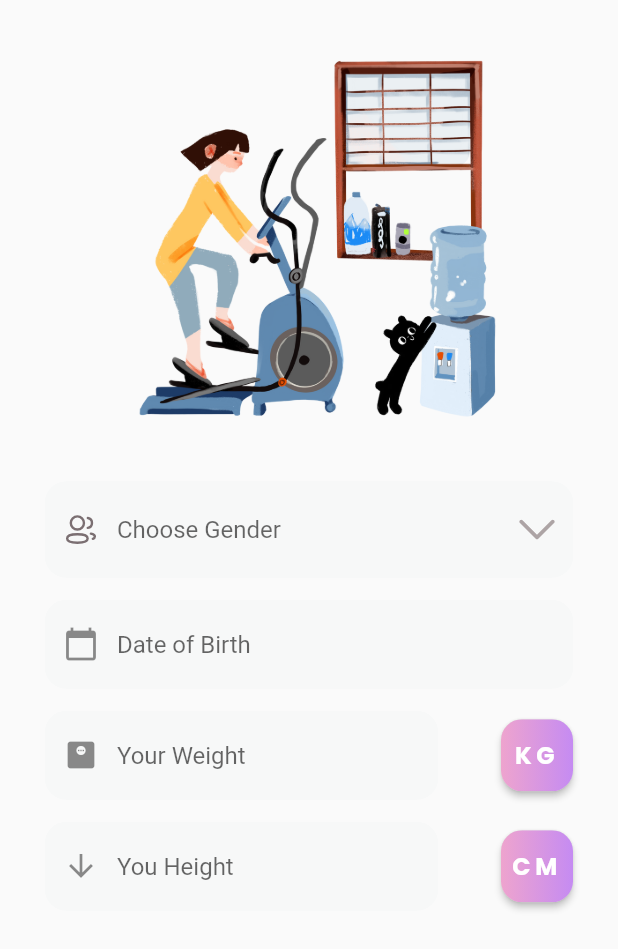
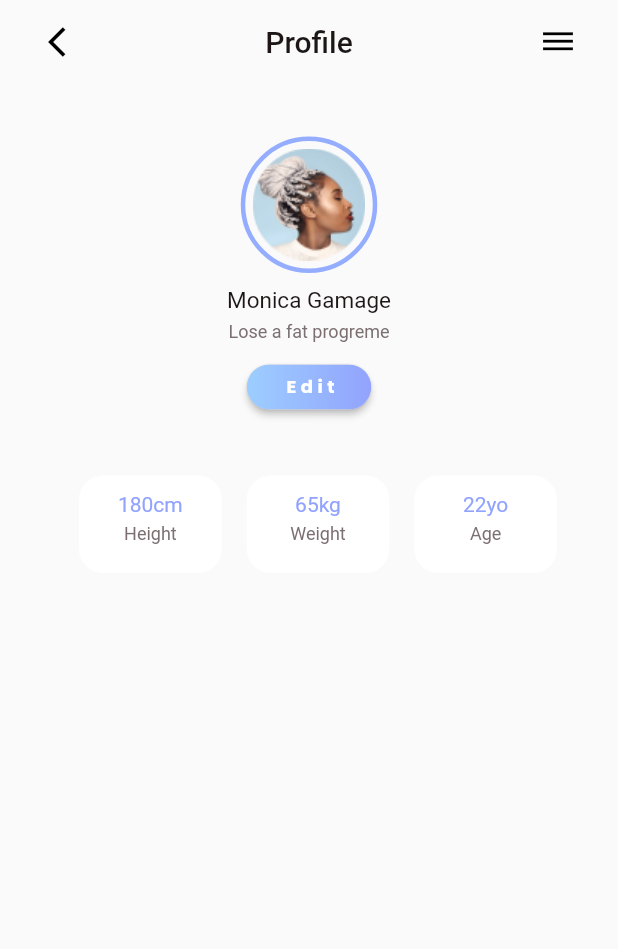
Before and after one commit to Alex-Zolotarev/mobile-fitness-care, a Flutter app: the screen it shows after launch, on a phone screen of 412 x 824 dp. Shown: the top 949 px of the screen. Run offline on Flutter 3.47's test engine with Material 2 defaults, Android fonts, the phone set to English and light mode, and no system bars; our stand-ins replace flutter_svg.

```diff
--- /dev/null
+++ b/lib/features/my_profile/view/my_profile_view.dart
@@ -0,0 +1,116 @@
+import 'package:flutter/material.dart';
+import 'package:task_1/ui_utils/widgets/gradient_button.dart';
+import 'package:task_1/ui_utils/widgets/image_widget.dart';
+import 'package:task_1/ui_utils/widgets/text_widget.dart';
+
+class MyProfileView extends StatelessWidget {
+  const MyProfileView({Key? key}) : super(key: key);
+
+  @override
+  Widget build(BuildContext context) {
+    return Scaffold(
+      appBar: AppBar(
+        backgroundColor: Colors.transparent,
+        elevation: 0,
+        foregroundColor: Colors.black,
+        leading: const Padding(
+          padding: EdgeInsets.only(left: 32),
+          child: Icon(Icons.arrow_back_ios),
+        ),
+        title: const TextWidget(text: "Profile", color: Color(0xff1D1617), width: 66, fontSize: 20, top: 0),
+        centerTitle: true,
+        actions: const [Padding(
+          padding: EdgeInsets.only(right: 28),
+          child: Icon(Icons.dehaze),
+        )
+        ],
+      ),
+        body: Column(
+          children:  [
+            Center(
+              child: Padding(
+                padding: const EdgeInsets.only(top: 35),
+                child: Container(
+                  decoration: BoxDecoration(
+                    borderRadius: BorderRadius.circular(99),
+                    border: Border.all(
+                      color: Color(0xff95ADFE),
+                      width: 3,
+                    ),
+                  ),
+                  child: const Padding(
+                    padding: EdgeInsets.all(5),
+                    child: ImageWidget(imageName: "assets/images/face.png", top: 0, width: 75, height: 75),
+                  ),
+                ),
+              ),
+            ),
+            const TextWidget(text: "Monica Gamage", color: Color(0xff1D1617), width: 131, fontSize: 15, top: 9),
+            const TextWidget(text: "Lose a fat progreme", color: Color(0xff7B6F72), width: 121, fontSize: 12, top: 5),
+            const Padding(
+              padding: EdgeInsets.only(top: 15),
+              child: GradientButton(width: 83, height: 30, text: "Edit", fontSize: 12, radius: 99, color_left: Color(0xff9DCEFF), color_right: Color(0xff92A3FD), left: 25),
+            ),
+            Padding(
+              padding: const EdgeInsets.only(left: 36, top: 44, right: 24),
+              child: Row(
+                mainAxisAlignment: MainAxisAlignment.spaceEvenly,
+                children: [
+                  Container(
+                    height: 65,
+                    width: 95,
+                    decoration: BoxDecoration(
+                        borderRadius: BorderRadius.circular(16),
+                        boxShadow: const [BoxShadow(color: Colors.white)]
+                    ),
+                    child: Container(
+                      height: 65,
+                      width: 95,
+                      decoration: BoxDecoration(
+                          borderRadius: BorderRadius.circular(16),
+                          boxShadow: const [BoxShadow(color: Colors.white)]
+                      ),
+                      child: Column(
+                        children: const [
+                          TextWidget(text: "180cm", color: Color(0xff92A3FD), width: 46, fontSize: 14, top: 11),
+                          TextWidget(text: "Height", color: Color(0xff7B6F72), width: 39, fontSize: 12, top: 5),
+                        ],
+                      ),
+                    ),
+                  ),
+                  Container(
+                    height: 65,
+                    width: 95,
+                    decoration: BoxDecoration(
+                        borderRadius: BorderRadius.circular(16),
+                        boxShadow: const [BoxShadow(color: Colors.white)]
+                    ),
+                    child: Column(
+                      children: const [
+                        TextWidget(text: "65kg", color: Color(0xff92A3FD), width: 36, fontSize: 14, top: 11),
+                        TextWidget(text: "Weight", color: Color(0xff7B6F72), width: 43, fontSize: 12, top: 5),
+                      ],
+                    ),
+                  ),
+                  Container(
+                    height: 65,
+                    width: 95,
+                    decoration: BoxDecoration(
+                        borderRadius: BorderRadius.circular(16),
+                        boxShadow: const [BoxShadow(color: Colors.white)]
+                    ),
+                    child: Column(
+                      children: const [
+                        TextWidget(text: "22yo", color: Color(0xff92A3FD), width: 34, fontSize: 14, top: 11),
+                        TextWidget(text: "Age", color: Color(0xff7B6F72), width: 24, fontSize: 12, top: 5),
+                      ],
+                    ),
+                  ),
+                ],
+              ),
+            ),
+          ],
+        ),
+    );
+  }
+}
--- a/lib/main.dart
+++ b/lib/main.dart
@@ -1,6 +1,7 @@
 import 'package:flutter/material.dart';
 
 import 'features/create_profile/view/create_profile_view.dart';
+import 'features/my_profile/view/my_profile_view.dart';
 
 
 void main() {
@@ -15,7 +16,7 @@ class ScreenWidget extends StatelessWidget {
     return const MaterialApp(
       home: Scaffold(
         //appBar: AppBar(),
-        body: CreateProfileView(),
+        body: MyProfileView(),
       ),
     );
   }
--- a/lib/ui_utils/widgets/drop_down.dart
+++ b/lib/ui_utils/widgets/drop_down.dart
@@ -3,7 +3,9 @@ import 'package:flutter_svg/svg.dart';
 
 
 class DropdownItems extends StatefulWidget {
-  const DropdownItems({Key? key}) : super(key: key);
+  const DropdownItems({Key? key, required this.height}) : super(key: key);
+
+  final double height;
 
   @override
   State<DropdownItems> createState() => _DropdownItemsState();
@@ -25,15 +27,16 @@ class _DropdownItemsState extends State<DropdownItems> {
   @override
   Widget build(BuildContext context) {
     return SizedBox(
+      height: widget.height,
       child: DropdownButtonFormField(
         hint: const Text("Choose Gender"),
         decoration: InputDecoration(
           enabledBorder: OutlineInputBorder(
-            borderSide: const BorderSide(color: Color(0xffF7F8F8), width: 2),
+            borderSide: const BorderSide(color: Color(0xffF7F8F8)),
             borderRadius: BorderRadius.circular(14),
           ),
           border: OutlineInputBorder(
-            borderSide: const BorderSide(color: Color(0xffF7F8F8), width: 2),
+            borderSide: const BorderSide(color: Color(0xffF7F8F8)),
             borderRadius: BorderRadius.circular(14),
 
           ),
--- a/lib/ui_utils/widgets/gradient_button.dart
+++ b/lib/ui_utils/widgets/gradient_button.dart
@@ -1,18 +1,26 @@
 import 'package:flutter/material.dart';
 
 class GradientButton extends StatefulWidget {
+  //Icons? icon;
    const GradientButton(
-      {Key? key,
+      {
+        Key? key,
+        //this.icon,
         required this.width,
         required this.height,
+        required this.fontSize,
         required this.text,
         required this.radius,
         required this.color_left,
         required this.color_right,
+        required this.left,
+
       }) : super(key: key);
 
+  final double fontSize;
   final double width;
   final double height;
+  final double left;
   final double radius;
   final String text;
   final Color color_left;
@@ -31,8 +39,7 @@ class _GradientButtonState extends State<GradientButton> {
       height: widget.height,
       child: RaisedButton(
         onPressed: () {},
-        shape:
-        RoundedRectangleBorder(borderRadius: BorderRadius.circular(widget.radius)),
+        shape: RoundedRectangleBorder(borderRadius: BorderRadius.circular(widget.radius)),
         padding: const EdgeInsets.all(0.0),
         child: Ink(
           decoration:  BoxDecoration(
@@ -43,17 +50,27 @@ class _GradientButtonState extends State<GradientButton> {
             ),
             borderRadius: BorderRadius.all(Radius.circular(widget.radius)),
           ),
-          child: Container(
+          child: Row(
+            children: [
+              Container(
                 alignment: Alignment.center,
-            child:  Text(widget.text,
+                child:  Padding(
+                  padding:  EdgeInsets.only(left: widget.left),
+                  child: Text(widget.text,
                       textAlign: TextAlign.center,
-                style: const TextStyle(
-                  color: Color(0xFFFFFFFF),
-                  fontSize: 16,
+                      style: TextStyle(
+                        color: const Color(0xFFFFFFFF),
+                        fontSize: widget.fontSize,
                         fontFamily: "Poppins",
                         fontWeight: FontWeight.bold,
                         letterSpacing: 3,
-                )),
+                      )
+                  ),
+                ),
+              ),
+              //Icon(widget.icon)
+
+            ],
           ),
         ),
       ),
--- a/lib/ui_utils/widgets/text_widget.dart
+++ b/lib/ui_utils/widgets/text_widget.dart
@@ -21,6 +21,7 @@ class TextWidget extends StatelessWidget {
     return Container(
       margin: EdgeInsets.only(top: top),
       alignment: Alignment.center,
+
       width: width,
       child: Text(
         text,
--- a/lib/ui_utils/widgets/textbox_widget.dart
+++ b/lib/ui_utils/widgets/textbox_widget.dart
@@ -6,13 +6,16 @@ class TextBoxWidget extends StatelessWidget {
       {Key? key,
         required this.text,
         required this.icon,
+        required this.height
       }) : super(key: key);
 
   final String text;
   final Icon icon;
+  final double height;
   @override
   Widget build(BuildContext context) {
     return SizedBox(
+      height: height,
       child: TextField(
         decoration: InputDecoration(
           enabledBorder:  const OutlineInputBorder(
--- a/pubspec.yaml
+++ b/pubspec.yaml
@@ -62,6 +62,7 @@ flutter:
   # To add assets to your application, add an assets section, like this:
   assets:
     - assets/images/photo1.png
+    - assets/images/face.png
     - assets/images/people.svg
     - assets/images/stroke.svg
     - assets/images/calendar.svg
```
Also changed, not shown: lib/features/create_profile/view/create_profile_view.dart (+41 -6 lines), lib/features/welcome/view/welcome_view.dart (+11 -1 lines), assets/images/face.png (added). Lines whose indentation alone changed are shown as unchanged.
